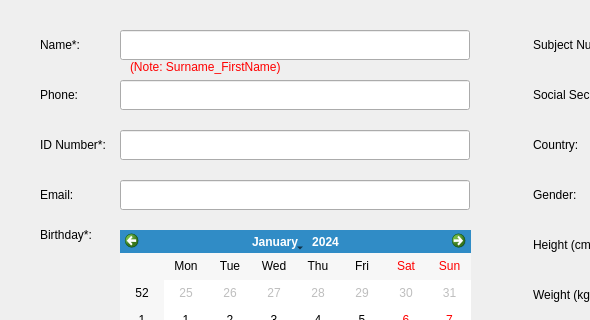
Above: DesktopApp/createnewpatientdialog.ui from michaelfong2017/landmark-annotator-desktop before the change; both pictures show x 0 to 590 and y 0 to 320 of the 1002 by 537 pixel window. Below: the same form after it.
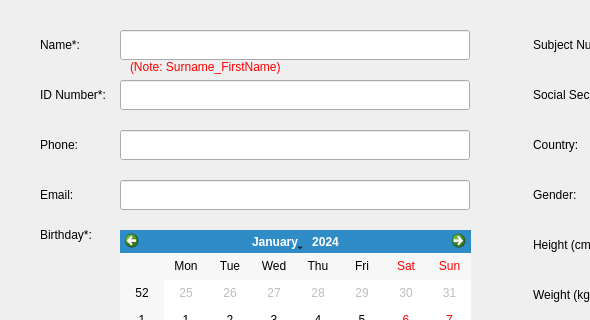
That is the form after the change.

What changed in the file:
```diff
--- a/DesktopApp/createnewpatientdialog.ui
+++ b/DesktopApp/createnewpatientdialog.ui
@@ -155,7 +155,7 @@
    <property name="geometry">
     <rect>
      <x>40</x>
-     <y>80</y>
+     <y>130</y>
      <width>80</width>
      <height>30</height>
     </rect>
@@ -248,7 +248,7 @@
    <property name="geometry">
     <rect>
      <x>40</x>
-     <y>130</y>
+     <y>80</y>
      <width>80</width>
      <height>30</height>
     </rect>
@@ -339,7 +339,7 @@
    <property name="geometry">
     <rect>
      <x>120</x>
-     <y>80</y>
+     <y>130</y>
      <width>350</width>
      <height>30</height>
     </rect>
@@ -349,7 +349,7 @@
    <property name="geometry">
     <rect>
      <x>120</x>
-     <y>130</y>
+     <y>80</y>
      <width>350</width>
      <height>30</height>
     </rect>
```
Left out of the diff: 3 changed lines with no effect on the pictures.
